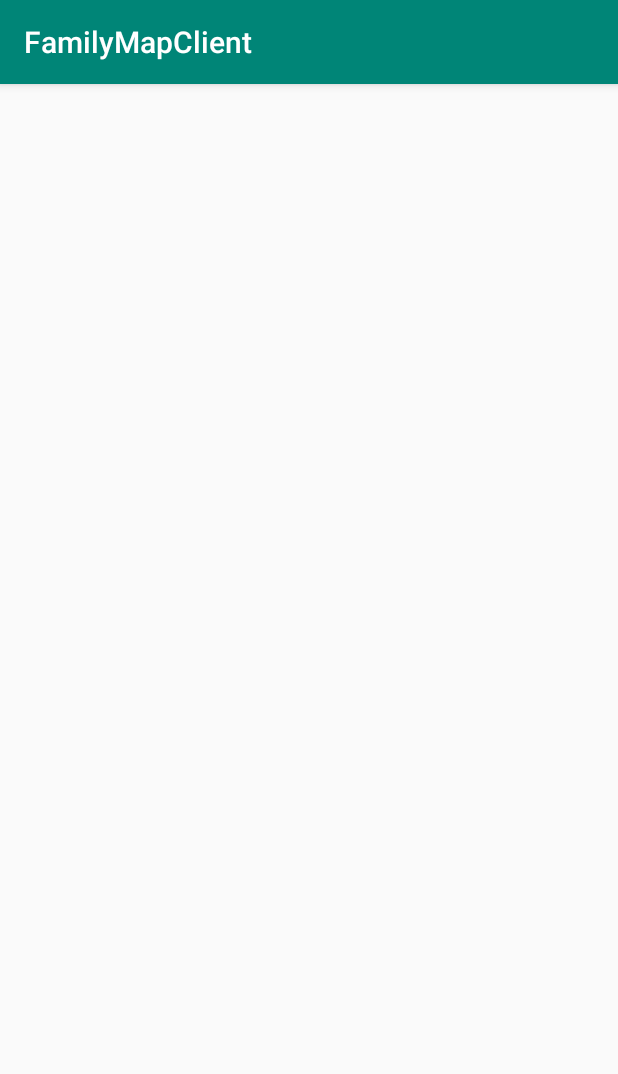
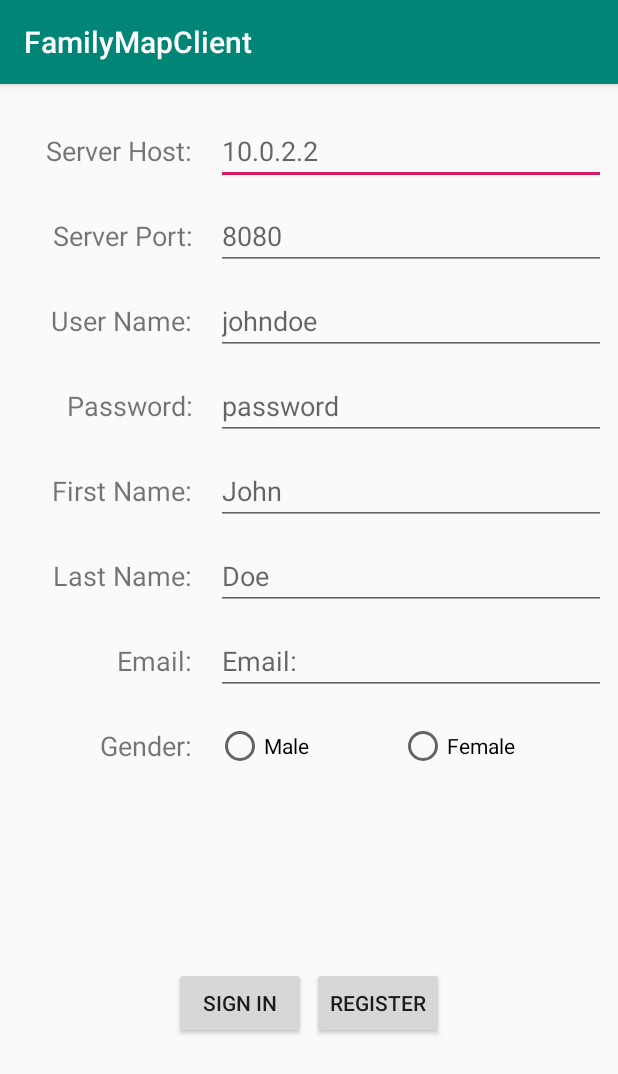
Before and after one commit to mavr1k7/FamilyMapApp, an Android app: the screen it shows after launch (MainActivity), on a phone screen of 412 x 824 dp. Shown: the top 1074 px of the screen. Run offline under Robolectric (Android 15) with nearby library versions, the phone set to English and light mode, and no system bars.

Commit message:
Rebuilt the UI

```diff
--- /dev/null
+++ b/app/src/main/java/com/example/familymapclient/LoginFragment.java
@@ -0,0 +1,20 @@
+package com.example.familymapclient;
+
+import android.os.Bundle;
+import android.support.annotation.NonNull;
+import android.support.v4.app.Fragment;
+import android.view.LayoutInflater;
+import android.view.View;
+import android.view.ViewGroup;
+
+public class LoginFragment extends Fragment {
+    @Override
+    public void onCreate(Bundle savedInstanceState) {
+        super.onCreate(savedInstanceState);
+    }
+
+    @Override
+    public View onCreateView(@NonNull LayoutInflater inflater, ViewGroup container, Bundle savedInstanceState) {
+        return inflater.inflate(R.layout.fragment_login, container, false);
+    }
+}
--- a/app/src/main/java/com/example/familymapclient/MainActivity.java
+++ b/app/src/main/java/com/example/familymapclient/MainActivity.java
@@ -1,5 +1,7 @@
 package com.example.familymapclient;
 
+import android.support.v4.app.Fragment;
+import android.support.v4.app.FragmentManager;
 import android.support.v7.app.AppCompatActivity;
 import android.os.Bundle;
 
@@ -9,5 +11,13 @@ public class MainActivity extends AppCompatActivity {
     protected void onCreate(Bundle savedInstanceState) {
         super.onCreate(savedInstanceState);
         setContentView(R.layout.activity_main);
+
+        FragmentManager fm = getSupportFragmentManager();
+        Fragment fragment = fm.findFragmentById(R.id.fragment_container);
+
+        if (fragment == null) {
+            fragment = new LoginFragment();
+            fm.beginTransaction().add(R.id.fragment_container, fragment).commit();
+        }
     }
 }
--- a/app/src/main/res/layout/fragment_login.xml
+++ b/app/src/main/res/layout/fragment_login.xml
@@ -1,221 +1,289 @@
 <?xml version="1.0" encoding="utf-8"?>
-<LinearLayout xmlns:android="http://schemas.android.com/apk/res/android"
+<android.support.constraint.ConstraintLayout xmlns:android="http://schemas.android.com/apk/res/android"
     xmlns:app="http://schemas.android.com/apk/res-auto"
     xmlns:tools="http://schemas.android.com/tools"
-    android:orientation="vertical"
     android:layout_width="match_parent"
     android:layout_height="match_parent">
 
-    <TableLayout
-        android:layout_width="match_parent"
-        android:layout_height="match_parent">
+    <android.support.constraint.Guideline
+        android:id="@+id/guideline"
+        android:layout_width="0dp"
+        android:layout_height="0dp"
+        android:orientation="vertical"
+        app:layout_constraintGuide_percent="0.33" />
 
-        <TableRow
-            android:layout_width="match_parent"
-            android:layout_height="match_parent" >
+    <TextView
+        android:id="@+id/label_server_host"
+        android:layout_width="0dp"
+        android:layout_height="wrap_content"
+        android:layout_marginStart="8dp"
+        android:layout_marginTop="32dp"
+        android:layout_marginEnd="8dp"
+        android:text="@string/server_host"
+        android:textAlignment="textEnd"
+        android:textSize="18sp"
+        app:layout_constraintEnd_toStartOf="@+id/guideline"
+        app:layout_constraintStart_toStartOf="parent"
+        app:layout_constraintTop_toTopOf="parent" />
 
-            <TextView
-                android:id="@+id/textView10"
-                android:layout_width="wrap_content"
-                android:layout_height="wrap_content"
-                android:layout_weight="1"
-                android:text="Server Host:"
-                android:textAlignment="textEnd"
-                android:textSize="18sp" />
+    <EditText
+        android:id="@+id/edit_server_host"
+        android:layout_width="0dp"
+        android:layout_height="wrap_content"
+        android:layout_marginStart="8dp"
+        android:layout_marginTop="22dp"
+        android:layout_marginEnd="8dp"
+        android:ems="10"
+        android:hint="@string/hint_ip"
+        android:inputType="numberDecimal"
+        app:layout_constraintEnd_toEndOf="parent"
+        app:layout_constraintStart_toStartOf="@+id/guideline"
+        app:layout_constraintTop_toTopOf="parent"
+        android:importantForAutofill="no" />
 
-            <EditText
-                android:id="@+id/editText4"
-                android:layout_width="wrap_content"
-                android:layout_height="wrap_content"
-                android:layout_weight="2"
-                android:ems="10"
-                android:inputType="textPersonName"
-                android:text="10.0.2.2"
-                android:textSize="18sp" />
-        </TableRow>
+    <TextView
+        android:id="@+id/label_server_port"
+        android:layout_width="0dp"
+        android:layout_height="wrap_content"
+        android:layout_marginStart="8dp"
+        android:layout_marginTop="32dp"
+        android:layout_marginEnd="8dp"
+        android:text="@string/server_port"
+        android:textAlignment="textEnd"
+        android:textSize="18sp"
+        app:layout_constraintEnd_toStartOf="@+id/guideline"
+        app:layout_constraintStart_toStartOf="parent"
+        app:layout_constraintTop_toBottomOf="@+id/label_server_host" />
 
-        <TableRow
-            android:layout_width="match_parent"
-            android:layout_height="match_parent" >
+    <EditText
+        android:id="@+id/edit_server_port"
+        android:layout_width="0dp"
+        android:layout_height="wrap_content"
+        android:layout_marginStart="8dp"
+        android:layout_marginTop="11dp"
+        android:layout_marginEnd="8dp"
+        android:ems="10"
+        android:hint="@string/hint_port"
+        android:inputType="number"
+        app:layout_constraintEnd_toEndOf="parent"
+        app:layout_constraintStart_toStartOf="@+id/guideline"
+        app:layout_constraintTop_toBottomOf="@+id/edit_server_host"
+        android:importantForAutofill="no" />
 
-            <TextView
-                android:id="@+id/textView11"
-                android:layout_width="wrap_content"
-                android:layout_height="wrap_content"
-                android:layout_weight="1"
-                android:text="Server Port:"
-                android:textAlignment="textEnd"
-                android:textSize="18sp" />
+    <TextView
+        android:id="@+id/label_user_name"
+        android:layout_width="0dp"
+        android:layout_height="wrap_content"
+        android:layout_marginStart="8dp"
+        android:layout_marginTop="32dp"
+        android:layout_marginEnd="8dp"
+        android:text="@string/user_name"
+        android:textAlignment="textEnd"
+        android:textSize="18sp"
+        app:layout_constraintEnd_toStartOf="@+id/guideline"
+        app:layout_constraintStart_toStartOf="parent"
+        app:layout_constraintTop_toBottomOf="@+id/label_server_port" />
 
-            <EditText
-                android:id="@+id/editText5"
-                android:layout_width="wrap_content"
-                android:layout_height="wrap_content"
-                android:layout_weight="2"
-                android:ems="10"
-                android:inputType="textPersonName"
-                android:text="8080"
-                android:textSize="18sp" />
-        </TableRow>
+    <EditText
+        android:id="@+id/edit_user_name"
+        android:layout_width="0dp"
+        android:layout_height="wrap_content"
+        android:layout_marginStart="8dp"
+        android:layout_marginTop="11dp"
+        android:layout_marginEnd="8dp"
+        android:ems="10"
+        android:hint="@string/hint_user_name"
+        android:inputType="text"
+        app:layout_constraintEnd_toEndOf="parent"
+        app:layout_constraintStart_toStartOf="@+id/guideline"
+        app:layout_constraintTop_toBottomOf="@+id/edit_server_port"
+        android:importantForAutofill="no" />
 
-        <TableRow
-            android:layout_width="match_parent"
-            android:layout_height="match_parent" >
+    <TextView
+        android:id="@+id/label_password"
+        android:layout_width="0dp"
+        android:layout_height="wrap_content"
+        android:layout_marginStart="8dp"
+        android:layout_marginTop="32dp"
+        android:layout_marginEnd="8dp"
+        android:text="@string/password"
+        android:textAlignment="textEnd"
+        android:textSize="18sp"
+        app:layout_constraintEnd_toStartOf="@+id/guideline"
+        app:layout_constraintStart_toStartOf="parent"
+        app:layout_constraintTop_toBottomOf="@+id/label_user_name" />
 
-            <TextView
-                android:id="@+id/textView12"
-                android:layout_width="wrap_content"
-                android:layout_height="wrap_content"
-                android:layout_weight="1"
-                android:text="User Name:"
-                android:textAlignment="textEnd"
-                android:textSize="18sp" />
+    <EditText
+        android:id="@+id/edit_password"
+        android:layout_width="0dp"
+        android:layout_height="wrap_content"
+        android:layout_marginStart="8dp"
+        android:layout_marginTop="11dp"
+        android:layout_marginEnd="8dp"
+        android:ems="10"
+        android:hint="@string/hint_password"
+        android:inputType="textPassword"
+        app:layout_constraintEnd_toEndOf="parent"
+        app:layout_constraintStart_toStartOf="@+id/guideline"
+        app:layout_constraintTop_toBottomOf="@+id/edit_user_name"
+        android:importantForAutofill="no" />
 
-            <EditText
-                android:id="@+id/editText6"
-                android:layout_width="wrap_content"
-                android:layout_height="wrap_content"
-                android:layout_weight="2"
-                android:ems="10"
-                android:inputType="textPersonName"
-                android:text="johndoe"
-                android:textSize="18sp" />
-        </TableRow>
+    <TextView
+        android:id="@+id/label_first_name"
+        android:layout_width="0dp"
+        android:layout_height="wrap_content"
+        android:layout_marginStart="8dp"
+        android:layout_marginTop="32dp"
+        android:layout_marginEnd="8dp"
+        android:text="@string/first_name"
+        android:textAlignment="textEnd"
+        android:textSize="18sp"
+        app:layout_constraintEnd_toStartOf="@+id/guideline"
+        app:layout_constraintStart_toStartOf="parent"
+        app:layout_constraintTop_toBottomOf="@+id/label_password" />
 
-        <TableRow
-            android:layout_width="match_parent"
-            android:layout_height="match_parent" >
+    <EditText
+        android:id="@+id/edit_first_name"
+        android:layout_width="0dp"
+        android:layout_height="wrap_content"
+        android:layout_marginStart="8dp"
+        android:layout_marginTop="11dp"
+        android:layout_marginEnd="8dp"
+        android:ems="10"
+        android:hint="@string/hint_first_name"
+        android:inputType="text"
+        app:layout_constraintEnd_toEndOf="parent"
+        app:layout_constraintStart_toStartOf="@+id/guideline"
+        app:layout_constraintTop_toBottomOf="@+id/edit_password"
+        android:importantForAutofill="no" />
 
-            <TextView
-                android:id="@+id/textView13"
-                android:layout_width="wrap_content"
-                android:layout_height="wrap_content"
-                android:layout_weight="1"
-                android:text="Password:"
-                android:textAlignment="textEnd"
-                android:textSize="18sp" />
+    <TextView
+        android:id="@+id/label_last_name"
+        android:layout_width="0dp"
+        android:layout_height="wrap_content"
+        android:layout_marginStart="8dp"
+        android:layout_marginTop="32dp"
+        android:layout_marginEnd="8dp"
+        android:text="@string/last_name"
+        android:textAlignment="textEnd"
+        android:textSize="18sp"
+        app:layout_constraintEnd_toStartOf="@+id/guideline"
+        app:layout_constraintStart_toStartOf="parent"
+        app:layout_constraintTop_toBottomOf="@+id/label_first_name" />
 
-            <EditText
-                android:id="@+id/editText7"
-                android:layout_width="wrap_content"
-                android:layout_height="wrap_content"
-                android:layout_weight="2"
-                android:ems="10"
-                android:inputType="textPersonName"
-                android:text="password"
-                android:textSize="18sp" />
-        </TableRow>
+    <EditText
+        android:id="@+id/edit_last_name"
+        android:layout_width="0dp"
+        android:layout_height="wrap_content"
+        android:layout_marginStart="8dp"
+        android:layout_marginTop="11dp"
+        android:layout_marginEnd="8dp"
+        android:ems="10"
+        android:hint="@string/hint_last_name"
+        android:inputType="text"
+        app:layout_constraintEnd_toEndOf="parent"
+        app:layout_constraintStart_toStartOf="@+id/guideline"
+        app:layout_constraintTop_toBottomOf="@+id/edit_first_name"
+        android:importantForAutofill="no" />
 
-        <TableRow
-            android:layout_width="match_parent"
-            android:layout_height="match_parent" >
+    <TextView
+        android:id="@+id/label_email"
+        android:layout_width="0dp"
+        android:layout_height="wrap_content"
+        android:layout_marginStart="8dp"
+        android:layout_marginTop="32dp"
+        android:layout_marginEnd="8dp"
+        android:text="@string/email"
+        android:textAlignment="textEnd"
+        android:textSize="18sp"
+        app:layout_constraintEnd_toStartOf="@+id/guideline"
+        app:layout_constraintStart_toStartOf="parent"
+        app:layout_constraintTop_toBottomOf="@+id/label_last_name" />
 
-            <TextView
-                android:id="@+id/textView15"
-                android:layout_width="wrap_content"
-                android:layout_height="wrap_content"
-                android:layout_weight="1"
-                android:text="First Name:"
-                android:textAlignment="textEnd"
-                android:textSize="18sp" />
+    <EditText
+        android:id="@+id/edit_email"
+        android:layout_width="0dp"
+        android:layout_height="wrap_content"
+        android:layout_marginStart="8dp"
+        android:layout_marginTop="11dp"
+        android:layout_marginEnd="8dp"
+        android:ems="10"
+        android:hint="@string/email"
+        android:inputType="textEmailAddress"
+        app:layout_constraintEnd_toEndOf="parent"
+        app:layout_constraintStart_toStartOf="@+id/guideline"
+        app:layout_constraintTop_toBottomOf="@+id/edit_last_name"
+        android:importantForAutofill="no" />
 
-            <EditText
-                android:id="@+id/editText8"
-                android:layout_width="wrap_content"
-                android:layout_height="wrap_content"
-                android:layout_weight="2"
-                android:ems="10"
-                android:inputType="textPersonName"
-                android:text="John"
-                android:textSize="18sp" />
-        </TableRow>
+    <TextView
+        android:id="@+id/label_gender"
+        android:layout_width="0dp"
+        android:layout_height="wrap_content"
+        android:layout_marginStart="8dp"
+        android:layout_marginTop="32dp"
+        android:layout_marginEnd="8dp"
+        android:text="@string/gender"
+        android:textAlignment="textEnd"
+        android:textSize="18sp"
+        app:layout_constraintEnd_toStartOf="@+id/guideline"
+        app:layout_constraintStart_toStartOf="parent"
+        app:layout_constraintTop_toBottomOf="@+id/label_email" />
 
-        <TableRow
-            android:layout_width="match_parent"
-            android:layout_height="match_parent" >
+    <RadioGroup
+        android:id="@+id/radio_group_gender"
+        android:layout_width="0dp"
+        android:layout_height="wrap_content"
+        android:layout_marginStart="8dp"
+        android:layout_marginTop="18dp"
+        android:layout_marginEnd="8dp"
+        android:orientation="horizontal"
+        app:layout_constraintEnd_toEndOf="parent"
+        app:layout_constraintStart_toStartOf="@+id/guideline"
+        app:layout_constraintTop_toBottomOf="@+id/edit_email">
 
-            <TextView
-                android:id="@+id/textView16"
-                android:layout_width="wrap_content"
-                android:layout_height="wrap_content"
-                android:layout_weight="1"
-                android:text="Last Name:"
-                android:textAlignment="textEnd"
-                android:textSize="18sp" />
+        <RadioButton
+            android:id="@+id/radio_male"
+            android:layout_width="wrap_content"
+            android:layout_height="wrap_content"
+            android:layout_weight="1"
+            android:text="@string/male" />
 
-            <EditText
-                android:id="@+id/editText9"
-                android:layout_width="wrap_content"
-                android:layout_height="wrap_content"
-                android:layout_weight="2"
-                android:ems="10"
-                android:inputType="textPersonName"
-                android:text="Doe"
-                android:textSize="18sp" />
-        </TableRow>
+        <RadioButton
+            android:id="@+id/radio_female"
+            android:layout_width="wrap_content"
+            android:layout_height="wrap_content"
+            android:layout_weight="1"
+            android:text="@string/Female" />
+    </RadioGroup>
 
-        <TableRow
-            android:layout_width="match_parent"
-            android:layout_height="match_parent" >
+    <Button
+        android:id="@+id/button5"
+        android:layout_width="wrap_content"
+        android:layout_height="wrap_content"
+        android:layout_marginStart="8dp"
+        android:layout_marginTop="8dp"
+        android:layout_marginEnd="8dp"
+        android:layout_marginBottom="8dp"
+        android:text="@string/signin"
+        app:layout_constraintBottom_toBottomOf="parent"
+        app:layout_constraintEnd_toEndOf="parent"
+        app:layout_constraintHorizontal_bias="0.35"
+        app:layout_constraintStart_toStartOf="parent"
+        app:layout_constraintTop_toBottomOf="@+id/radio_group_gender" />
 
-            <TextView
-                android:id="@+id/textView17"
-                android:layout_width="wrap_content"
-                android:layout_height="wrap_content"
-                android:layout_weight="1"
-                android:text="Email:"
-                android:textAlignment="textEnd"
-                android:textSize="18sp" />
+    <Button
+        android:id="@+id/button6"
+        android:layout_width="wrap_content"
+        android:layout_height="wrap_content"
+        android:layout_marginStart="8dp"
+        android:layout_marginTop="8dp"
+        android:layout_marginEnd="8dp"
+        android:layout_marginBottom="8dp"
+        android:text="@string/register"
+        app:layout_constraintBottom_toBottomOf="parent"
+        app:layout_constraintEnd_toEndOf="parent"
+        app:layout_constraintHorizontal_bias="0.65"
+        app:layout_constraintStart_toStartOf="parent"
+        app:layout_constraintTop_toBottomOf="@+id/radio_group_gender" />
 
-            <EditText
-                android:id="@+id/editText10"
-                android:layout_width="wrap_content"
-                android:layout_height="wrap_content"
-                android:layout_weight="2"
-                android:ems="10"
-                android:inputType="textPersonName"
-                android:text="johndoe@gmail.com"
-                android:textSize="18sp" />
-        </TableRow>
-
-        <TableRow
-            android:layout_width="match_parent"
-            android:layout_height="match_parent" >
-
-            <TextView
-                android:id="@+id/textView18"
-                android:layout_width="wrap_content"
-                android:layout_height="wrap_content"
-                android:layout_weight="1"
-                android:text="Gender:"
-                android:textAlignment="textEnd"
-                android:textSize="18sp" />
-
-            <RadioGroup
-                android:layout_width="wrap_content"
-                android:orientation="horizontal"
-                android:layout_height="wrap_content"
-                android:layout_weight="2" >
-
-                <RadioButton
-                    android:id="@+id/radioButton3"
-                    android:layout_width="wrap_content"
-                    android:layout_height="wrap_content"
-                    android:text="Male" />
-
-                <RadioButton
-                    android:id="@+id/radioButton4"
-                    android:layout_width="wrap_content"
-                    android:layout_height="wrap_content"
-                    android:text="Female" />
-            </RadioGroup>
-
-        </TableRow>
-    </TableLayout>
-
-    <LinearLayout
-        android:layout_width="match_parent"
-        android:layout_height="match_parent"
-        android:orientation="horizontal"></LinearLayout>
-
-</LinearLayout>
+</android.support.constraint.ConstraintLayout>
--- a/app/src/main/res/values/strings.xml
+++ b/app/src/main/res/values/strings.xml
@@ -1,3 +1,22 @@
 <resources>
     <string name="app_name">FamilyMapClient</string>
+    <string name="server_host">Server Host:</string>
+    <string name="server_port">Server Port:</string>
+    <string name="user_name">User Name:</string>
+    <string name="password">Password:</string>
+    <string name="first_name">First Name:</string>
+    <string name="last_name">Last Name:</string>
+    <string name="email">Email:</string>
+    <string name="gender">Gender:</string>
+    <string name="hint_ip">10.0.2.2</string>
+    <string name="hint_port">8080</string>
+    <string name="hint_user_name">johndoe</string>
+    <string name="hint_password">password</string>
+    <string name="hint_first_name">John</string>
+    <string name="hint_last_name">Doe</string>
+    <string name="hint_email">johndoe@gmail.com</string>
+    <string name="male">Male</string>
+    <string name="Female">Female</string>
+    <string name="signin">SIGN IN</string>
+    <string name="register">REGISTER</string>
 </resources>
```
